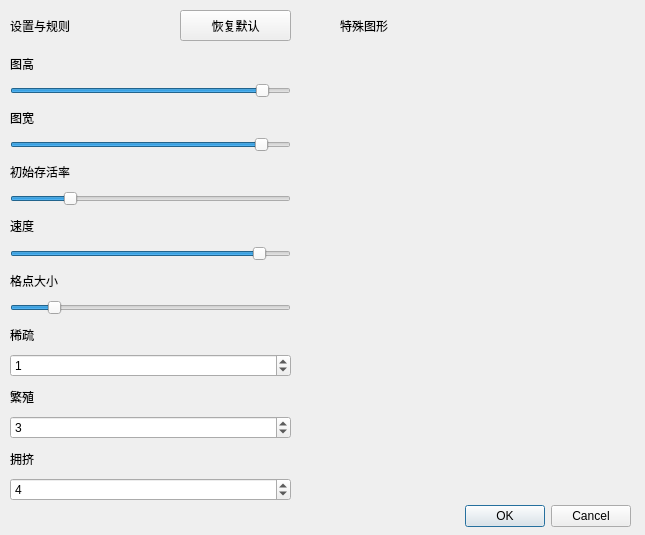
This is setting.ui in HirojiFukuyama/qt_PC2DM as Qt 5 draws it before an edit. The edited form follows.
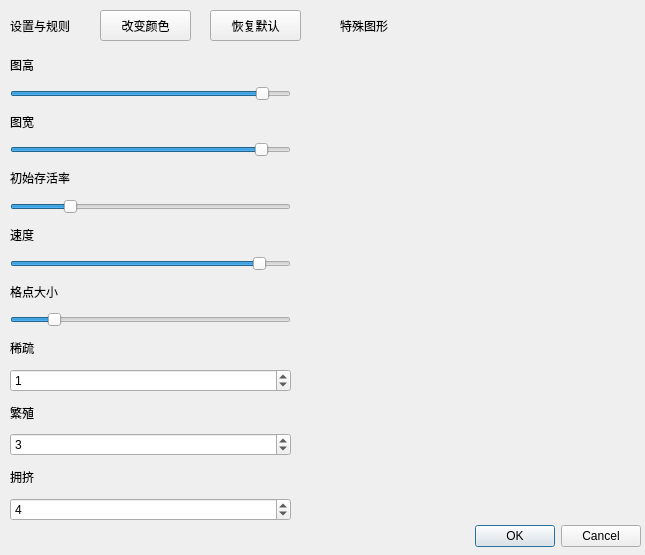
This is the edited form.

Diff of the .ui file:
```diff
--- a/setting.ui
+++ b/setting.ui
@@ -7,7 +7,7 @@
     <x>0</x>
     <y>0</y>
     <width>645</width>
-    <height>535</height>
+    <height>555</height>
    </rect>
   </property>
   <property name="windowTitle">
@@ -16,8 +16,8 @@
   <widget class="QDialogButtonBox" name="buttonBox">
    <property name="geometry">
     <rect>
-     <x>290</x>
-     <y>500</y>
+     <x>300</x>
+     <y>520</y>
      <width>341</width>
      <height>32</height>
     </rect>
@@ -48,7 +48,7 @@
      <x>10</x>
      <y>50</y>
      <width>281</width>
-     <height>451</height>
+     <height>471</height>
     </rect>
    </property>
    <layout class="QVBoxLayout" name="verticalLayout">
@@ -250,9 +250,9 @@
   <widget class="QPushButton" name="pushButton">
    <property name="geometry">
     <rect>
-     <x>180</x>
+     <x>210</x>
      <y>10</y>
-     <width>111</width>
+     <width>91</width>
      <height>31</height>
     </rect>
    </property>
@@ -273,6 +273,19 @@
     <string>特殊图形</string>
    </property>
   </widget>
+  <widget class="QPushButton" name="pushButton_2">
+   <property name="geometry">
+    <rect>
+     <x>100</x>
+     <y>10</y>
+     <width>91</width>
+     <height>31</height>
+    </rect>
+   </property>
+   <property name="text">
+    <string>改变颜色</string>
+   </property>
+  </widget>
  </widget>
  <resources/>
  <connections>
```
